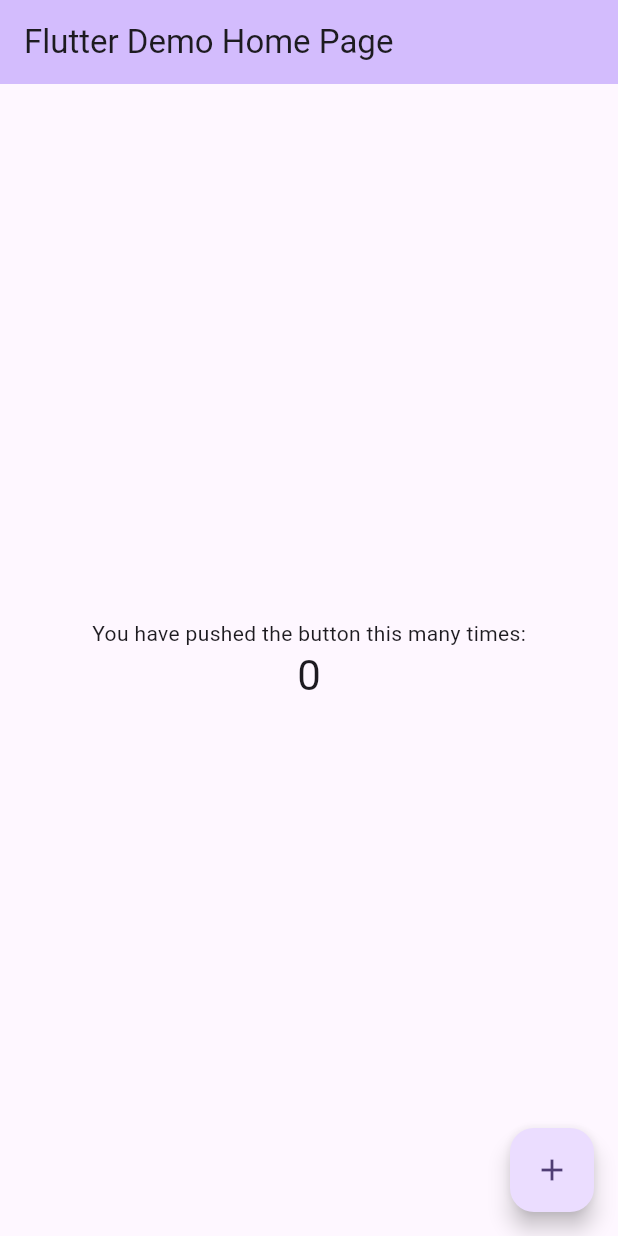
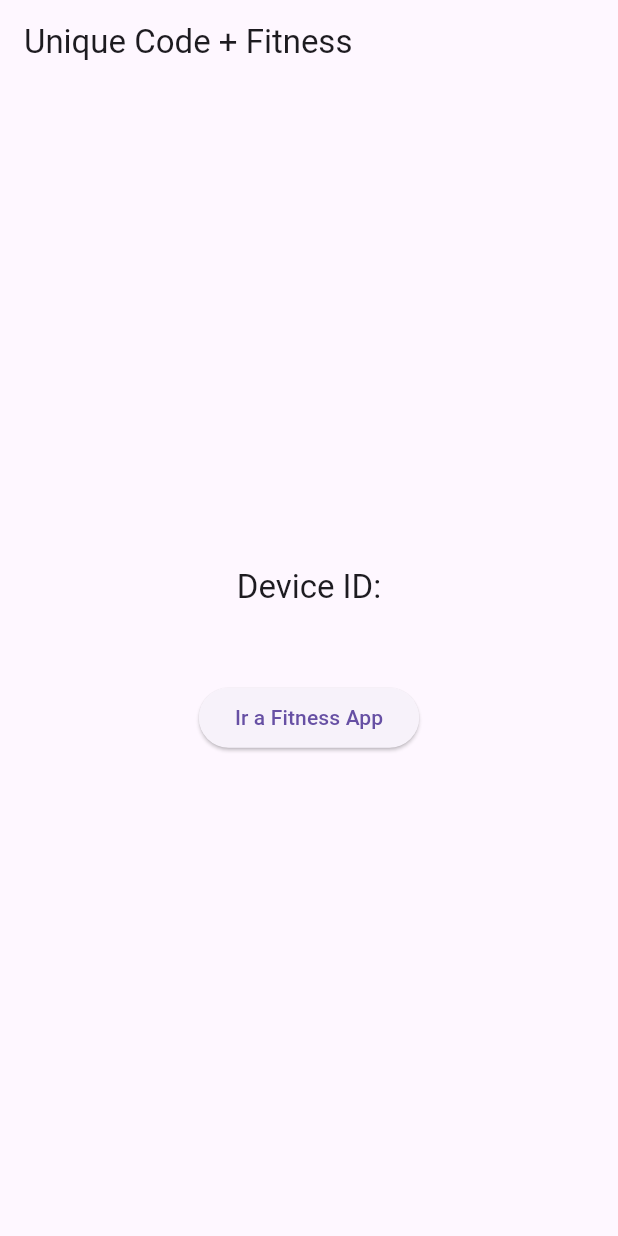
Before and after one commit to devfernando23/flutter-class, a Flutter app: the screen it shows after launch, on a phone screen of 412 x 824 dp. Run offline on Flutter 3.47's test engine with Material 3 defaults, Android fonts, the light colour scheme and no system bars; our stand-ins replace device_info_plus, sensors_plus; missing offline and left inert: light_sensor, proximity_sensor.

Commit message:
proyecto de codigo de instalacion y fitness

```diff
--- /dev/null
+++ b/lib/controller/fitness_controller.dart
@@ -0,0 +1,42 @@
+import 'package:sensors_plus/sensors_plus.dart';
+import 'package:light_sensor/light_sensor.dart';
+import 'package:proximity_sensor/proximity_sensor.dart';
+import '../model/fitness_model.dart';
+
+class FitnessController {
+  final FitnessModel _fitness = FitnessModel();
+  double _lastZ = 0;
+  final double _threshold = 1.2;
+
+  FitnessModel get fitness => _fitness;
+
+  void startTracking(void Function(FitnessModel) onUpdate) {
+    // Acelerómetro → pasos
+    accelerometerEvents.listen((event) {
+      double z = event.z;
+      if ((_lastZ - z).abs() > _threshold) {
+        _fitness.steps++;
+        _fitness.distance = _fitness.steps * 0.8;
+        _fitness.calories = _fitness.steps * 0.04;
+        onUpdate(_fitness);
+      }
+      _lastZ = z;
+    });
+
+    // Sensor de luz (light_sensor)
+    LightSensor.hasSensor().then((has) {
+      if (has) {
+        LightSensor.luxStream().listen((lux) {
+          print("Sensor de luz: $lux lux");
+        });
+      } else {
+        print("Sensor de luz no disponible");
+      }
+    });
+
+    // Sensor de proximidad
+    ProximitySensor.events.listen((int isNear) {
+      print(isNear > 0 ? "Objeto cercano" : "Nada cerca");
+    });
+  }
+}
--- a/lib/main.dart
+++ b/lib/main.dart
@@ -1,122 +1,18 @@
 import 'package:flutter/material.dart';
+import 'view/home_view.dart';
 
-void main() {
-  runApp(const MyApp());
-}
+void main() => runApp(const MyApp());
 
 class MyApp extends StatelessWidget {
   const MyApp({super.key});
 
-  // This widget is the root of your application.
   @override
   Widget build(BuildContext context) {
     return MaterialApp(
-      title: 'Flutter Demo',
-      theme: ThemeData(
-        // This is the theme of your application.
-        //
-        // TRY THIS: Try running your application with "flutter run". You'll see
-        // the application has a purple toolbar. Then, without quitting the app,
-        // try changing the seedColor in the colorScheme below to Colors.green
-        // and then invoke "hot reload" (save your changes or press the "hot
-        // reload" button in a Flutter-supported IDE, or press "r" if you used
-        // the command line to start the app).
-        //
-        // Notice that the counter didn't reset back to zero; the application
-        // state is not lost during the reload. To reset the state, use hot
-        // restart instead.
-        //
-        // This works for code too, not just values: Most code changes can be
-        // tested with just a hot reload.
-        colorScheme: ColorScheme.fromSeed(seedColor: Colors.deepPurple),
-      ),
-      home: const MyHomePage(title: 'Flutter Demo Home Page'),
+      debugShowCheckedModeBanner: false,
+      title: 'Unique Code + Fitness',
+      theme: ThemeData(primarySwatch: Colors.blue),
+      home: const HomeView(),
     );
   }
 }
-
-class MyHomePage extends StatefulWidget {
-  const MyHomePage({super.key, required this.title});
-
-  // This widget is the home page of your application. It is stateful, meaning
-  // that it has a State object (defined below) that contains fields that affect
-  // how it looks.
-
-  // This class is the configuration for the state. It holds the values (in this
-  // case the title) provided by the parent (in this case the App widget) and
-  // used by the build method of the State. Fields in a Widget subclass are
-  // always marked "final".
-
-  final String title;
-
-  @override
-  State<MyHomePage> createState() => _MyHomePageState();
-}
-
-class _MyHomePageState extends State<MyHomePage> {
-  int _counter = 0;
-
-  void _incrementCounter() {
-    setState(() {
-      // This call to setState tells the Flutter framework that something has
-      // changed in this State, which causes it to rerun the build method below
-      // so that the display can reflect the updated values. If we changed
-      // _counter without calling setState(), then the build method would not be
-      // called again, and so nothing would appear to happen.
-      _counter++;
-    });
-  }
-
-  @override
-  Widget build(BuildContext context) {
-    // This method is rerun every time setState is called, for instance as done
-    // by the _incrementCounter method above.
-    //
-    // The Flutter framework has been optimized to make rerunning build methods
-    // fast, so that you can just rebuild anything that needs updating rather
-    // than having to individually change instances of widgets.
-    return Scaffold(
-      appBar: AppBar(
-        // TRY THIS: Try changing the color here to a specific color (to
-        // Colors.amber, perhaps?) and trigger a hot reload to see the AppBar
-        // change color while the other colors stay the same.
-        backgroundColor: Theme.of(context).colorScheme.inversePrimary,
-        // Here we take the value from the MyHomePage object that was created by
-        // the App.build method, and use it to set our appbar title.
-        title: Text(widget.title),
-      ),
-      body: Center(
-        // Center is a layout widget. It takes a single child and positions it
-        // in the middle of the parent.
-        child: Column(
-          // Column is also a layout widget. It takes a list of children and
-          // arranges them vertically. By default, it sizes itself to fit its
-          // children horizontally, and tries to be as tall as its parent.
-          //
-          // Column has various properties to control how it sizes itself and
-          // how it positions its children. Here we use mainAxisAlignment to
-          // center the children vertically; the main axis here is the vertical
-          // axis because Columns are vertical (the cross axis would be
-          // horizontal).
-          //
-          // TRY THIS: Invoke "debug painting" (choose the "Toggle Debug Paint"
-          // action in the IDE, or press "p" in the console), to see the
-          // wireframe for each widget.
-          mainAxisAlignment: MainAxisAlignment.center,
-          children: <Widget>[
-            const Text('You have pushed the button this many times:'),
-            Text(
-              '$_counter',
-              style: Theme.of(context).textTheme.headlineMedium,
-            ),
-          ],
-        ),
-      ),
-      floatingActionButton: FloatingActionButton(
-        onPressed: _incrementCounter,
-        tooltip: 'Increment',
-        child: const Icon(Icons.add),
-      ), // This trailing comma makes auto-formatting nicer for build methods.
-    );
-  }
-}
--- /dev/null
+++ b/lib/model/device_model.dart
@@ -0,0 +1,5 @@
+class DeviceModel {
+  final String deviceId;
+
+  DeviceModel({required this.deviceId});
+}
--- /dev/null
+++ b/lib/view/fitness_view.dart
@@ -0,0 +1,44 @@
+import 'package:flutter/material.dart';
+import '../controller/fitness_controller.dart';
+import '../model/fitness_model.dart';
+
+class FitnessView extends StatefulWidget {
+  const FitnessView({super.key});
+
+  @override
+  State<FitnessView> createState() => _FitnessViewState();
+}
+
+class _FitnessViewState extends State<FitnessView> {
+  final FitnessController _fitnessController = FitnessController();
+  FitnessModel _fitness = FitnessModel();
+
+  @override
+  void initState() {
+    super.initState();
+    _fitnessController.startTracking((updated) {
+      setState(() {
+        _fitness = updated;
+      });
+    });
+  }
+
+  @override
+  Widget build(BuildContext context) {
+    return Scaffold(
+      appBar: AppBar(title: const Text("Fitness Tracker")),
+      body: Center(
+        child: Column(
+          mainAxisAlignment: MainAxisAlignment.center,
+          children: [
+            Text("Pasos: ${_fitness.steps}", style: const TextStyle(fontSize: 22)),
+            Text("Distancia: ${_fitness.distance.toStringAsFixed(2)} m",
+                style: const TextStyle(fontSize: 22)),
+            Text("Calorías: ${_fitness.calories.toStringAsFixed(2)} kcal",
+                style: const TextStyle(fontSize: 22)),
+          ],
+        ),
+      ),
+    );
+  }
+}
--- /dev/null
+++ b/lib/view/home_view.dart
@@ -0,0 +1,55 @@
+import 'package:flutter/material.dart';
+import '../controller/device_controller.dart';
+import 'fitness_view.dart';
+
+class HomeView extends StatefulWidget {
+  const HomeView({super.key});
+
+  @override
+  State<HomeView> createState() => _HomeViewState();
+}
+
+class _HomeViewState extends State<HomeView> {
+  final DeviceController _deviceController = DeviceController();
+  String _deviceId = "Cargando...";
+
+  @override
+  void initState() {
+    super.initState();
+    _loadDeviceId();
+  }
+
+  Future<void> _loadDeviceId() async {
+    final device = await _deviceController.getDeviceInfo();
+    setState(() {
+      _deviceId = device.deviceId;
+    });
+  }
+
+  @override
+  Widget build(BuildContext context) {
+    return Scaffold(
+      appBar: AppBar(title: const Text("Unique Code + Fitness")),
+      body: Center(
+        child: Column(
+          mainAxisAlignment: MainAxisAlignment.center,
+          children: [
+            Text("Device ID:", style: Theme.of(context).textTheme.titleLarge),
+            const SizedBox(height: 8),
+            Text(_deviceId, textAlign: TextAlign.center),
+            const SizedBox(height: 20),
+            ElevatedButton(
+              onPressed: () {
+                Navigator.push(
+                  context,
+                  MaterialPageRoute(builder: (_) => const FitnessView()),
+                );
+              },
+              child: const Text("Ir a Fitness App"),
+            )
+          ],
+        ),
+      ),
+    );
+  }
+}
```
Also changed, not shown: lib/controller/device_controller.dart (added, +21 -0 lines), lib/model/fitness_model.dart (added, +7 -0 lines), pubspec.yaml (+4 -69 lines), pubspec.lock, 3 other files.
